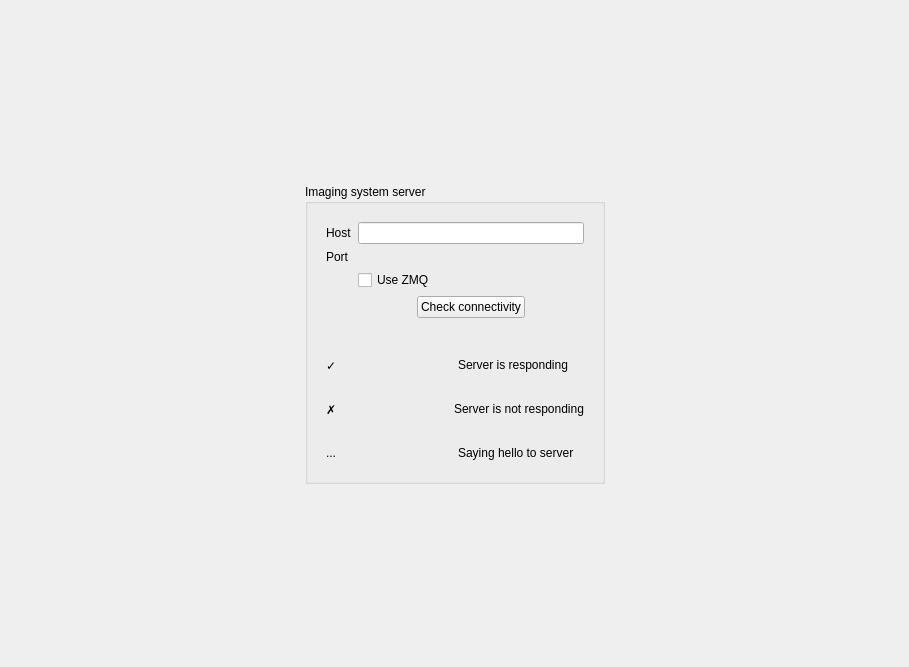
The window that camera.ui (labscript-suite/labscript-devices) describes before a commit, drawn with Qt 5.
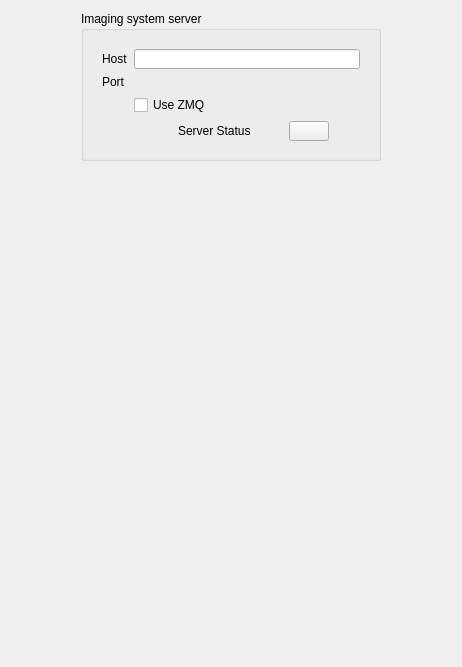
The same window after the commit.

Commit message: feature: Updates to camera interface to add icons

The edit to the form file:
```diff
--- a/camera.ui
+++ b/camera.ui
@@ -6,7 +6,7 @@
    <rect>
     <x>0</x>
     <y>0</y>
-    <width>909</width>
+    <width>462</width>
     <height>667</height>
    </rect>
   </property>
@@ -29,19 +29,6 @@
    </item>
    <item>
     <layout class="QVBoxLayout" name="verticalLayout_3">
-     <item>
-      <spacer name="verticalSpacer">
-       <property name="orientation">
-        <enum>Qt::Vertical</enum>
-       </property>
-       <property name="sizeHint" stdset="0">
-        <size>
-         <width>20</width>
-         <height>138</height>
-        </size>
-       </property>
-      </spacer>
-     </item>
      <item>
       <widget class="QGroupBox" name="formGroupBox">
        <property name="sizePolicy">
@@ -53,13 +40,13 @@
        <property name="minimumSize">
         <size>
          <width>300</width>
-         <height>300</height>
+         <height>150</height>
         </size>
        </property>
        <property name="maximumSize">
         <size>
          <width>300</width>
-         <height>300</height>
+         <height>150</height>
         </size>
        </property>
        <property name="title">
@@ -105,6 +92,33 @@
            </item>
            <item row="3" column="1">
             <layout class="QHBoxLayout" name="horizontalLayout_3">
+             <item>
+              <spacer name="horizontalSpacer_3">
+               <property name="orientation">
+                <enum>Qt::Horizontal</enum>
+               </property>
+               <property name="sizeHint" stdset="0">
+                <size>
+                 <width>40</width>
+                 <height>20</height>
+                </size>
+               </property>
+              </spacer>
+             </item>
+             <item>
+              <widget class="QLabel" name="status_icon">
+               <property name="text">
+                <string/>
+               </property>
+              </widget>
+             </item>
+             <item>
+              <widget class="QLabel" name="server_status">
+               <property name="text">
+                <string>Server Status</string>
+               </property>
+              </widget>
+             </item>
              <item>
               <spacer name="horizontalSpacer_5">
                <property name="orientation">
@@ -120,9 +134,12 @@
              </item>
              <item>
               <widget class="QPushButton" name="check_connectivity_pushButton">
-               <property name="text">
+               <property name="toolTip">
                 <string>Check connectivity</string>
                </property>
+               <property name="text">
+                <string/>
+               </property>
               </widget>
              </item>
              <item>
@@ -143,73 +160,6 @@
           </layout>
          </widget>
         </item>
-        <item>
-         <layout class="QVBoxLayout" name="verticalLayout">
-          <item>
-           <widget class="QWidget" name="is_responding" native="true">
-            <layout class="QHBoxLayout" name="is_responding_2">
-             <item>
-              <widget class="QLabel" name="label_2">
-               <property name="text">
-                <string>✓</string>
-               </property>
-              </widget>
-             </item>
-             <item>
-              <widget class="QLabel" name="label">
-               <property name="text">
-                <string>Server is responding</string>
-               </property>
-              </widget>
-             </item>
-            </layout>
-           </widget>
-          </item>
-          <item>
-           <widget class="QWidget" name="is_not_responding" native="true">
-            <property name="enabled">
-             <bool>true</bool>
-            </property>
-            <layout class="QHBoxLayout" name="is_not_responding_2">
-             <item>
-              <widget class="QLabel" name="label_6">
-               <property name="text">
-                <string>✗</string>
-               </property>
-              </widget>
-             </item>
-             <item>
-              <widget class="QLabel" name="label_5">
-               <property name="text">
-                <string>Server is not responding</string>
-               </property>
-              </widget>
-             </item>
-            </layout>
-           </widget>
-          </item>
-          <item>
-           <widget class="QWidget" name="saying_hello" native="true">
-            <layout class="QHBoxLayout" name="saying_hello_2">
-             <item>
-              <widget class="QLabel" name="label_8">
-               <property name="text">
-                <string>...</string>
-               </property>
-              </widget>
-             </item>
-             <item>
-              <widget class="QLabel" name="label_7">
-               <property name="text">
-                <string>Saying hello to server</string>
-               </property>
-              </widget>
-             </item>
-            </layout>
-           </widget>
-          </item>
-         </layout>
-        </item>
        </layout>
       </widget>
      </item>
```
The commit also changes 1 other file.
